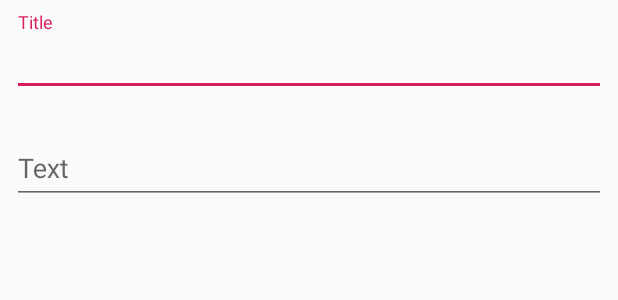
After one commit to thatfiredev/fireXtensions, an Android app: the layout dialog_add_todo.xml on its own in the app's theme, with its tools: preview values and no code run, on a phone screen of 412 x 824 dp. The commit adds this screen. Shown: the top 300 px of the screen. Run offline under Robolectric (Android 15) with nearby library versions, the phone set to English and light mode, and no system bars.

Commit message:
feat: Add TODO on sample app

```diff
--- /dev/null
+++ b/app/src/main/res/layout/dialog_add_todo.xml
@@ -0,0 +1,44 @@
+<?xml version="1.0" encoding="utf-8"?>
+<androidx.constraintlayout.widget.ConstraintLayout xmlns:android="http://schemas.android.com/apk/res/android"
+    xmlns:app="http://schemas.android.com/apk/res-auto"
+    android:layout_width="match_parent"
+    android:layout_height="match_parent">
+
+    <com.google.android.material.textfield.TextInputLayout
+        android:id="@+id/tilTitle"
+        android:layout_width="0dp"
+        android:layout_height="wrap_content"
+        android:layout_marginStart="8dp"
+        android:layout_marginLeft="8dp"
+        android:layout_marginTop="8dp"
+        android:layout_marginEnd="8dp"
+        android:layout_marginRight="8dp"
+        app:layout_constraintEnd_toEndOf="parent"
+        app:layout_constraintStart_toStartOf="parent"
+        app:layout_constraintTop_toTopOf="parent">
+
+        <com.google.android.material.textfield.TextInputEditText
+            android:layout_width="match_parent"
+            android:layout_height="wrap_content"
+            android:hint="@string/hint_title" />
+    </com.google.android.material.textfield.TextInputLayout>
+
+    <com.google.android.material.textfield.TextInputLayout
+        android:id="@+id/tilText"
+        android:layout_width="0dp"
+        android:layout_height="wrap_content"
+        android:layout_marginStart="8dp"
+        android:layout_marginLeft="8dp"
+        android:layout_marginTop="16dp"
+        android:layout_marginEnd="8dp"
+        android:layout_marginRight="8dp"
+        app:layout_constraintEnd_toEndOf="parent"
+        app:layout_constraintStart_toStartOf="parent"
+        app:layout_constraintTop_toBottomOf="@+id/tilTitle">
+
+        <com.google.android.material.textfield.TextInputEditText
+            android:layout_width="match_parent"
+            android:layout_height="wrap_content"
+            android:hint="@string/hint_text" />
+    </com.google.android.material.textfield.TextInputLayout>
+</androidx.constraintlayout.widget.ConstraintLayout>
--- a/app/src/main/res/values/strings.xml
+++ b/app/src/main/res/values/strings.xml
@@ -1,4 +1,9 @@
 <resources>
     <string name="app_name">fireXtensios Sample</string>
     <string name="action_settings">Settings</string>
+    <string name="action_add">Add</string>
+    <string name="action_cancel">Cancel</string>
+    <string name="dialog_title">New TO-DO</string>
+    <string name="hint_title">Title</string>
+    <string name="hint_text">Text</string>
 </resources>
```
Also changed, not shown: app/src/main/java/io/github/rosariopfernandes/firextensiossample/AddTodoDialogFragment.kt (added, +41 -0 lines).
